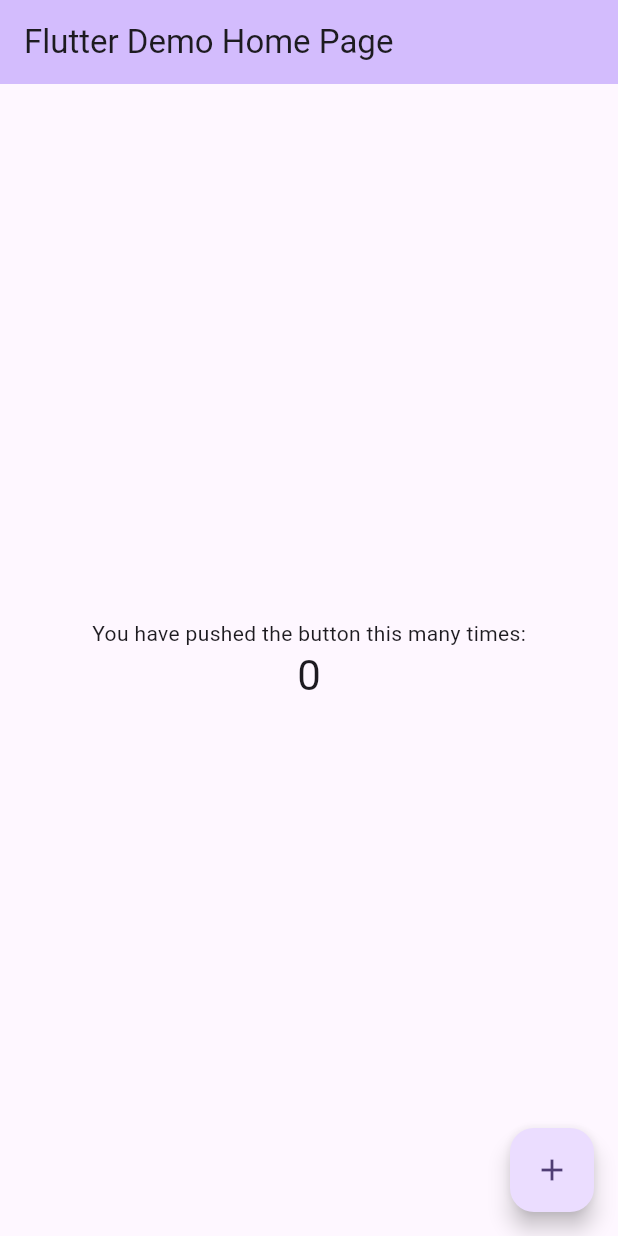
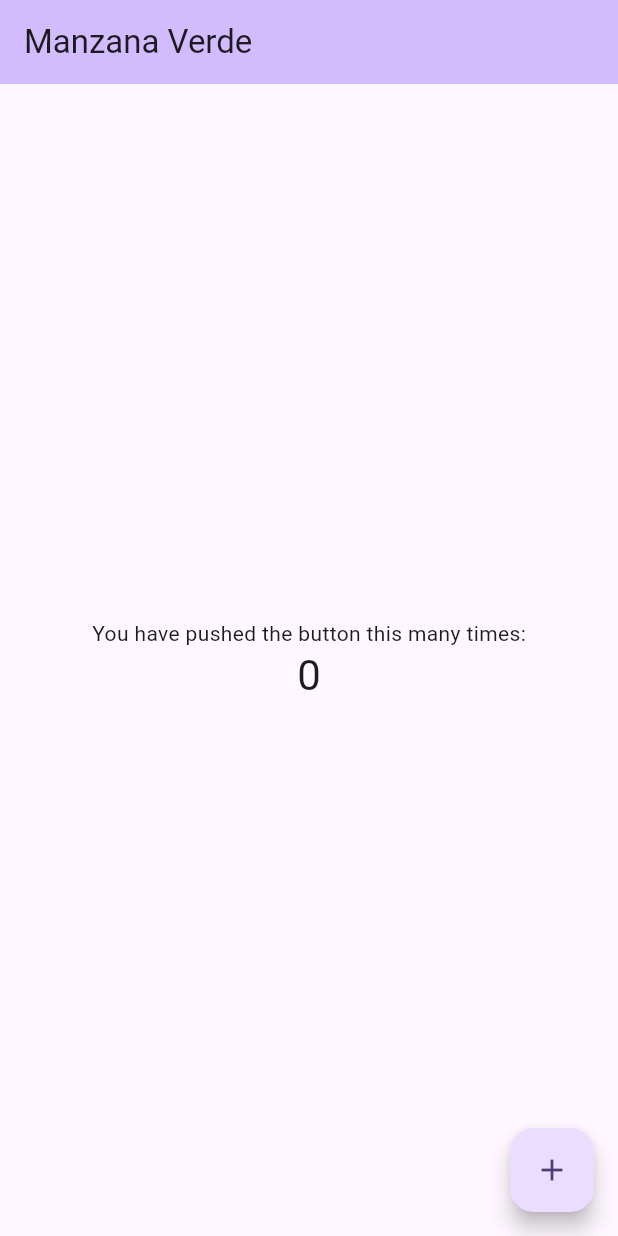
Before and after one commit to JeanDeveloper/prueba_tecnica., a Flutter app: the screen it shows after launch, on a phone screen of 412 x 824 dp. Run offline on Flutter 3.47's test engine with Material 3 defaults, Android fonts, the phone set to English and light mode, and no system bars.

Commit message:
cleaning workspace

```diff
--- a/lib/main.dart
+++ b/lib/main.dart
@@ -16,7 +16,7 @@ class MyApp extends StatelessWidget {
         colorScheme: ColorScheme.fromSeed(seedColor: Colors.deepPurple),
         useMaterial3: true,
       ),
-      home: const MyHomePage(title: 'Flutter Demo Home Page'),
+      home: const MyHomePage(title: 'Manzana Verde'),
     );
   }
 }
```
Also changed, not shown: 1 other file.
